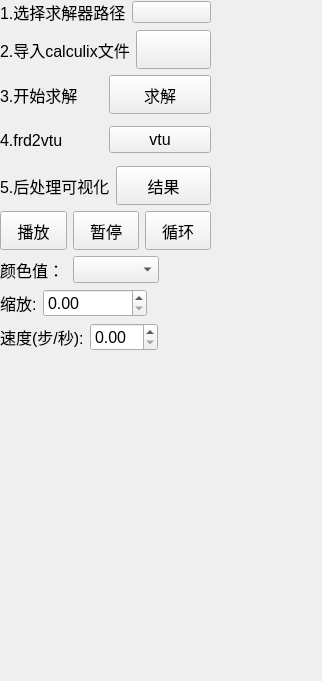
Qt form starter/FENGSim/FEM/CalculixDockWidget.ui (ArvinShaffer/FENGSim) before a commit.
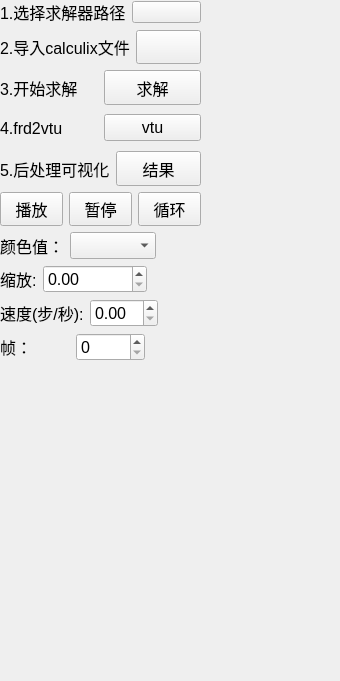
The same form after that commit. Icons and pictures are not drawn.

Commit message: fixed: 程序运行前判断是否存在.cgx，存在则不创建和修改.cgx 内容

```diff
--- a/starter/FENGSim/FEM/CalculixDockWidget.ui
+++ b/starter/FENGSim/FEM/CalculixDockWidget.ui
@@ -6,7 +6,7 @@
    <rect>
     <x>0</x>
     <y>0</y>
-    <width>322</width>
+    <width>340</width>
     <height>681</height>
    </rect>
   </property>
@@ -24,11 +24,11 @@
     <rect>
      <x>0</x>
      <y>0</y>
-     <width>231</width>
-     <height>371</height>
+     <width>221</width>
+     <height>381</height>
     </rect>
    </property>
-   <layout class="QVBoxLayout" name="verticalLayout" stretch="0,0,0,0,0,0,0,0,0,0">
+   <layout class="QVBoxLayout" name="verticalLayout" stretch="0,0,0,0,0,0,0,0,0,0,0">
     <property name="sizeConstraint">
      <enum>QLayout::SetNoConstraint</enum>
     </property>
@@ -498,6 +498,38 @@
       </item>
      </layout>
     </item>
+    <item>
+     <layout class="QHBoxLayout" name="horizontalLayout_10">
+      <item>
+       <widget class="QLabel" name="label_7">
+        <property name="font">
+         <font>
+          <pointsize>12</pointsize>
+         </font>
+        </property>
+        <property name="text">
+         <string>帧：</string>
+        </property>
+       </widget>
+      </item>
+      <item>
+       <widget class="QSpinBox" name="vtuTime">
+        <property name="font">
+         <font>
+          <pointsize>12</pointsize>
+         </font>
+        </property>
+       </widget>
+      </item>
+      <item>
+       <widget class="QLabel" name="label_12">
+        <property name="text">
+         <string/>
+        </property>
+       </widget>
+      </item>
+     </layout>
+    </item>
     <item>
      <widget class="QLabel" name="label_11">
       <property name="text">
```
Left out of the diff: 2 changed lines with no effect on the pictures. The commit also changes 1 other file.
